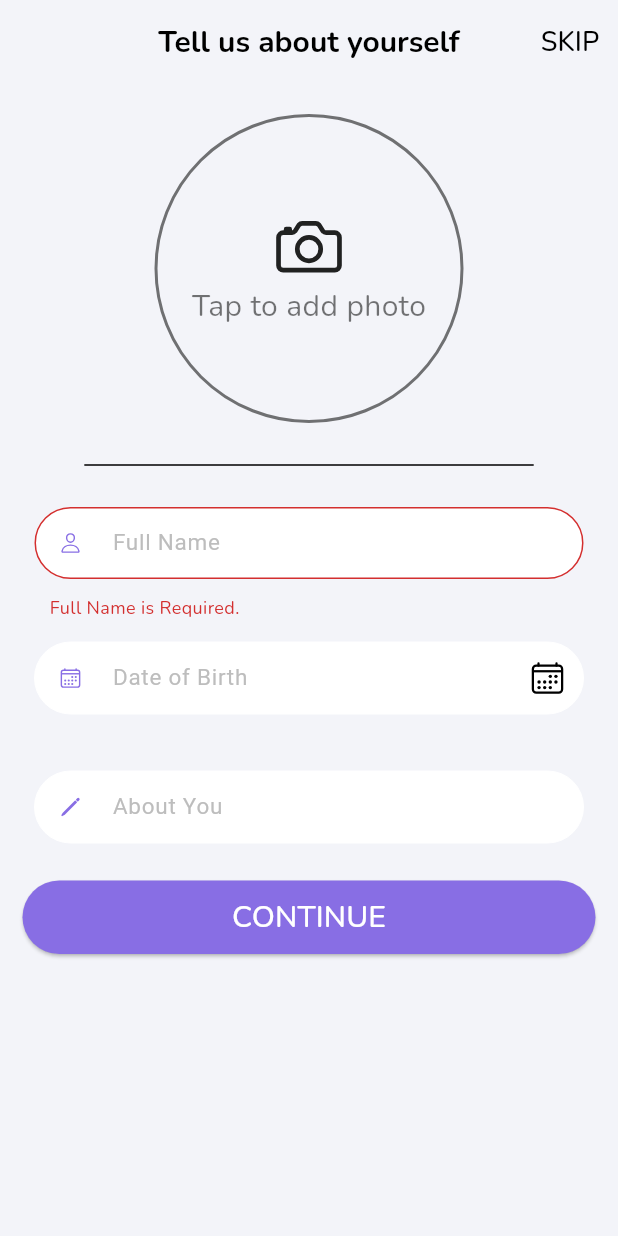
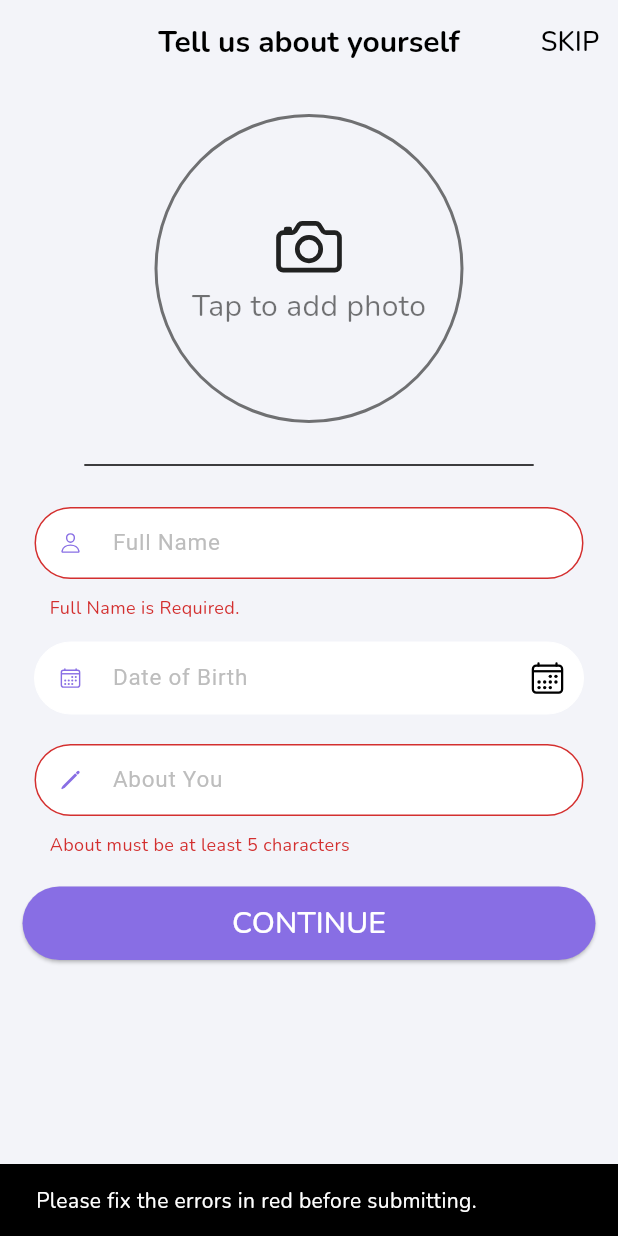
Before and after one commit to Tuanpluss02/HiCoder, a Flutter app: the MoreInfo screen opened directly, after a tap on "CONTINUE", on a phone screen of 412 x 824 dp. Run offline on Flutter 3.47's test engine with Material 3 defaults, Android fonts, the phone set to English and light mode, and no system bars; drawn by our look-alikes of loading_overlay; our stand-ins replace awesome_dialog, cached_network_image, dio, firebase_core, firebase_messaging, flutter_local_notifications and 8 more; missing offline and left inert: date_picker_plus, dio_smart_retry; accounts and stored records are empty.

Commit message:
(fix) formatting issues in more_info.dart and text_form_builder.dart

```diff
--- a/lib/auth/register/more_info.dart
+++ b/lib/auth/register/more_info.dart
@@ -1,3 +1,4 @@
+import 'package:cached_network_image/cached_network_image.dart';
 import 'package:date_picker_plus/date_picker_plus.dart';
 import 'package:flutter/material.dart';
 import 'package:hicoder/components/text_form_builder.dart';
@@ -56,7 +57,8 @@ class _MoreInfoState extends State<MoreInfo> {
             autovalidateMode: AutovalidateMode.onUserInteraction,
             key: _formKey,
             child: ListView(
-              padding: const EdgeInsets.symmetric(horizontal: 15.0, vertical: 20.0),
+              padding:
+                  const EdgeInsets.symmetric(horizontal: 15.0, vertical: 20.0),
               children: [
                 Container(
                   width: MediaQuery.of(context).size.width * .5,
@@ -88,11 +90,10 @@ class _MoreInfoState extends State<MoreInfo> {
                               ],
                             ),
                           )
-                        : ClipOval(
-                            child: Image.network(
-                              viewModel.avatarUrl!,
-                              fit: BoxFit.cover,
-                            ),
+                        : CircleAvatar(
+                            radius: 15.0,
+                            backgroundImage: CachedNetworkImageProvider(
+                                viewModel.avatarUrl!),
                           ),
                   ),
                 ),
@@ -124,8 +125,7 @@ class _MoreInfoState extends State<MoreInfo> {
                     onTap: () async {
                       final DateTime? picked = await showDatePickerDialog(
                         splashColor: Theme.of(context).colorScheme.secondary,
-                        highlightColor:
-                            Theme.of(context).colorScheme.secondary,
+                        highlightColor: Theme.of(context).colorScheme.secondary,
                         slidersColor: Theme.of(context).colorScheme.secondary,
                         leadingDateTextStyle: const TextStyle(
                           color: Colors.black,
@@ -142,8 +142,7 @@ class _MoreInfoState extends State<MoreInfo> {
                           color: Theme.of(context).colorScheme.secondary,
                           border: Border.fromBorderSide(
                             BorderSide(
-                                color:
-                                    Theme.of(context).colorScheme.secondary),
+                                color: Theme.of(context).colorScheme.secondary),
                           ),
                         ),
                         initialPickerType: PickerType.days,
@@ -156,8 +155,7 @@ class _MoreInfoState extends State<MoreInfo> {
                         centerLeadingDate: true,
                       );
                       if (picked != null) {
-                        dobController.text =
-                            picked.toString().split(" ").first;
+                        dobController.text = picked.toString().split(" ").first;
                       }
                     },
                     child: const Icon(Ionicons.calendar_outline),
@@ -165,7 +163,7 @@ class _MoreInfoState extends State<MoreInfo> {
                   textInputAction: TextInputAction.next,
                   validateFunction: Validations.validateDate,
                   onSaved: (String val) {
-                    viewModel.setDateOfBirth(val);
+                    viewModel.setDateOfBirth(dobController.text);
                   },
                 ),
                 const SizedBox(height: 15.0),
@@ -174,6 +172,12 @@ class _MoreInfoState extends State<MoreInfo> {
                   prefix: Ionicons.pencil_outline,
                   hintText: "About You",
                   textInputAction: TextInputAction.next,
+                  validateFunction: (String? val) {
+                    if (val!.isEmpty) {
+                      return 'About must be at least 5 characters';
+                    }
+                    return null;
+                  },
                   onSaved: (String val) {
                     viewModel.setAbout(val);
                   },
@@ -184,8 +188,7 @@ class _MoreInfoState extends State<MoreInfo> {
                     style: ButtonStyle(
                       backgroundColor: MaterialStateProperty.all<Color>(
                           Theme.of(context).colorScheme.secondary),
-                      shape:
-                          MaterialStateProperty.all<RoundedRectangleBorder>(
+                      shape: MaterialStateProperty.all<RoundedRectangleBorder>(
                         RoundedRectangleBorder(
                           borderRadius: BorderRadius.circular(45.0),
                         ),
@@ -219,6 +222,7 @@ class _MoreInfoState extends State<MoreInfo> {
           'Please fix the errors in red before submitting.', context);
       return;
     }
+    try {
       viewModel.updateUser(context);
       if (context.mounted) {
         Navigator.of(context).pushReplacement(
@@ -226,6 +230,9 @@ class _MoreInfoState extends State<MoreInfo> {
             builder: (_) => const HomeScreen(),
           ),
         );
+      }
+    } on Exception catch (e) {
+      showInSnackBar(e.toString().split(":").last, context);
     }
   }
 
--- a/lib/components/text_form_builder.dart
+++ b/lib/components/text_form_builder.dart
@@ -74,8 +74,9 @@ class _TextFormBuilderState extends State<TextFormBuilder> {
               keyboardType: widget.textInputType,
               validator: widget.validateFunction,
               onSaved: (val) {
-                error = widget.validateFunction!(val) ?? "";
-                // setState(() {});
+                if (widget.validateFunction != null) {
+                  error = widget.validateFunction!(val);
+                }
                 widget.onSaved!(val!);
               },
               textInputAction: widget.textInputAction,
@@ -84,7 +85,7 @@ class _TextFormBuilderState extends State<TextFormBuilder> {
                 if (widget.nextFocusNode != null) {
                   widget.focusNode!.unfocus();
                   FocusScope.of(context).requestFocus(widget.nextFocusNode);
-                } else {
+                } else if (widget.submitAction != null) {
                   widget.submitAction!();
                 }
               },
```
Lines whose indentation alone changed are shown as unchanged.
